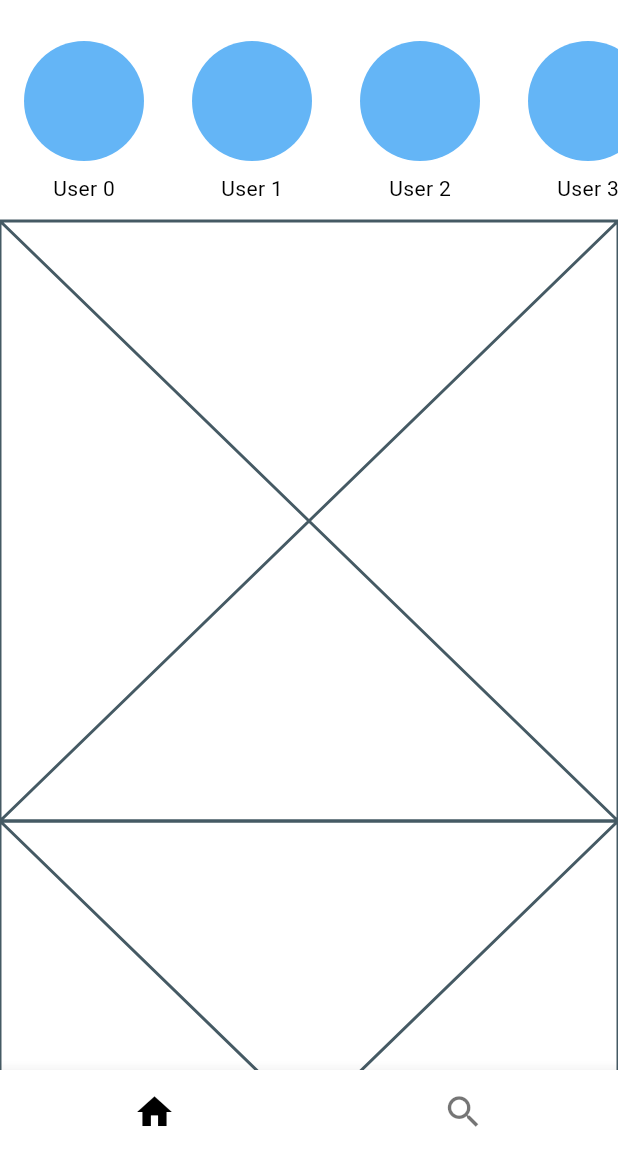
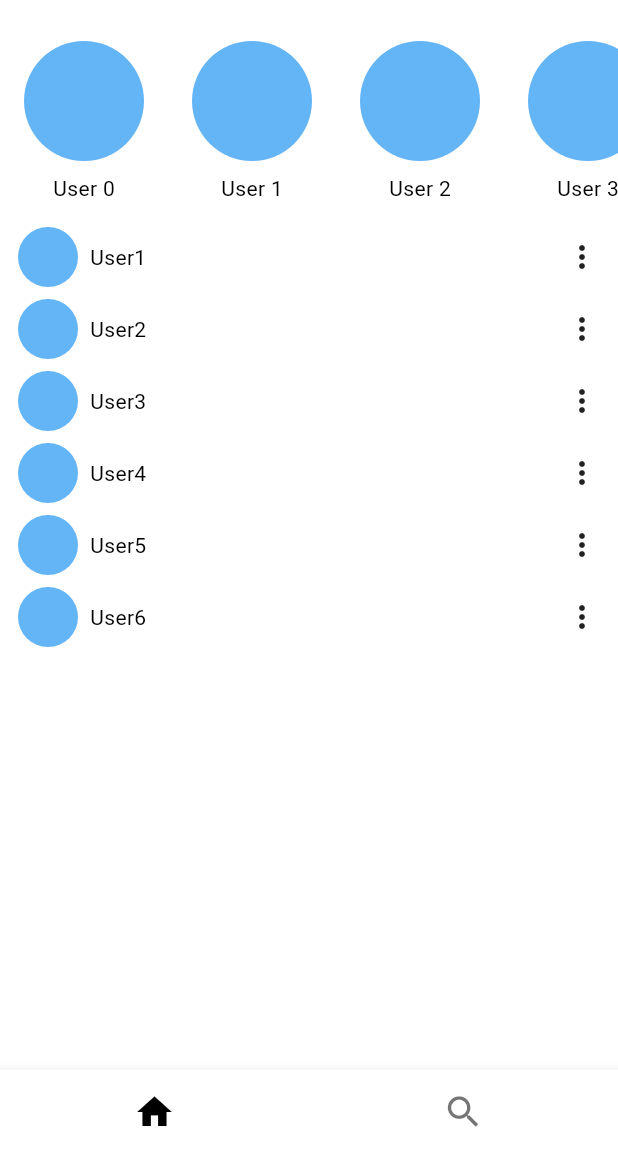
Before and after one commit to sssun19/insta_clone, a Flutter app: the screen it shows after launch, on a phone screen of 412 x 824 dp, the part 73-1236 px from its top. Run offline on Flutter 3.47's test engine with Material 3 defaults, Android fonts, the phone set to English and light mode, and no system bars; our stand-ins replace google_fonts.

Commit message:
user_feed

```diff
--- a/lib/screen/home_screen.dart
+++ b/lib/screen/home_screen.dart
@@ -101,6 +101,32 @@ class FeedItem extends StatelessWidget {
 
   @override
   Widget build(BuildContext context) {
-    return const Placeholder();
+    return Column(
+      children: [
+        Padding(
+          padding: const EdgeInsets.symmetric(vertical: 4, horizontal: 12),
+          child: Row(
+            mainAxisAlignment: MainAxisAlignment.spaceBetween,
+            children: [
+              Row(
+                children: [
+                  Container(
+                    height: 40,
+                    width: 40,
+                    decoration: BoxDecoration(
+                      borderRadius: BorderRadius.circular(20),
+                      color: Colors.blue.shade300,
+                    ),
+                  ),
+                  const SizedBox(width: 8),
+                  Text(feedData.userName),
+                ],
+              ),
+              const Icon(Icons.more_vert),
+            ],
+          ),
+        )
+      ],
+    );
   }
 }
```
